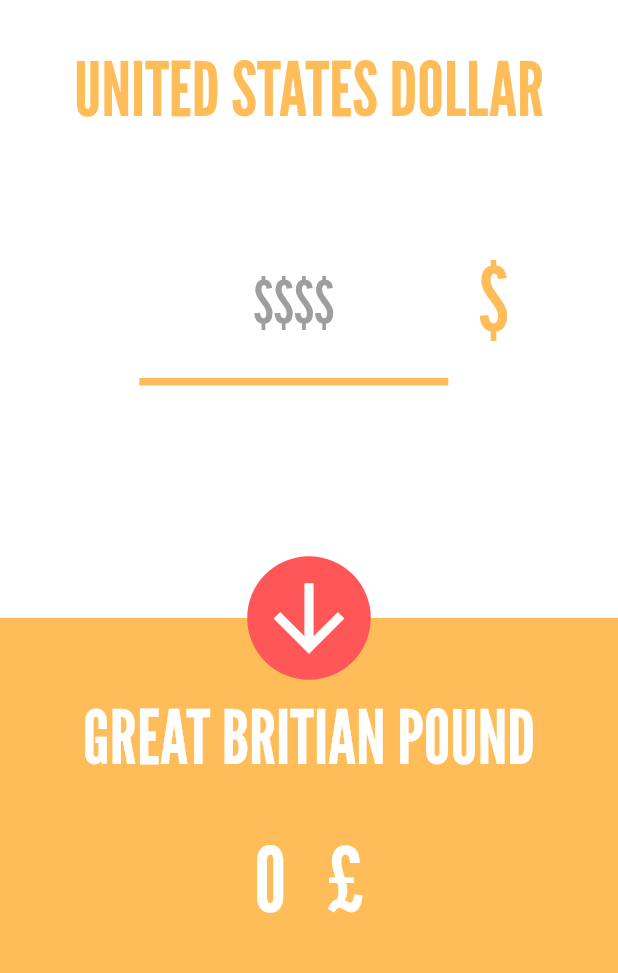
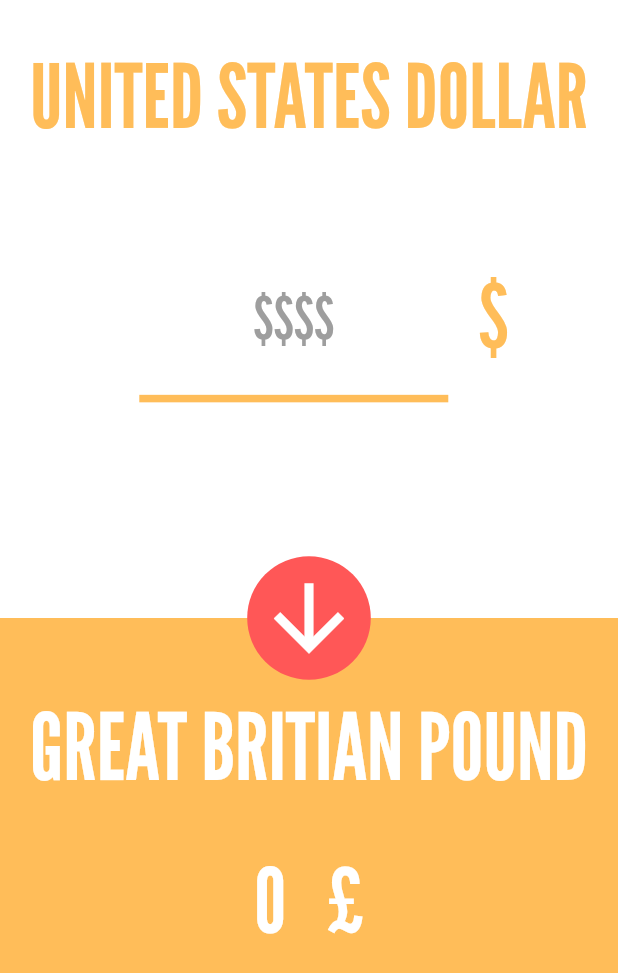
Before and after one commit to AasharWahla/currency_converter, a Flutter app: the screen it shows after launch, on a phone screen of 412 x 824 dp. Shown: the top 973 px of the screen. Run offline on Flutter 3.47's test engine with Material 2 defaults, Android fonts, the phone set to English and light mode, and no system bars.

Commit message:
screenshot added

```diff
--- a/lib/main.dart
+++ b/lib/main.dart
@@ -1,7 +1,12 @@
 import 'package:flutter/material.dart';
 import './widgets/backgroud.dart';
+import 'package:flutter/services.dart';
 
-void main() => runApp(MyApp());
+void main(){
+  //SystemChrome.setPreferredOrientations([DeviceOrientation.portraitUp]);
+  runApp(MyApp());
+
+}
 
 class MyApp extends StatelessWidget {
   // This widget is the root of your application.
@@ -10,9 +15,6 @@ class MyApp extends StatelessWidget {
     return MaterialApp(
       debugShowCheckedModeBanner: false,
       title: 'Currency Converter',
-      theme: ThemeData(
-        primarySwatch: Colors.blue,
-      ),
       home: MyHomePage(),
     );
   }
@@ -24,6 +26,14 @@ class MyHomePage extends StatefulWidget {
 
 class _MyHomePageState extends State<MyHomePage> {
   @override
+  void initState(){
+    super.initState();
+    SystemChrome.setPreferredOrientations([
+      DeviceOrientation.portraitUp,
+      DeviceOrientation.portraitDown,
+    ]);
+  }
+  @override
   Widget build(BuildContext context) {
     return Scaffold(
         body: Background(
--- a/lib/widgets/backgroud.dart
+++ b/lib/widgets/backgroud.dart
@@ -38,11 +38,16 @@ class _BackgroundState extends State<Background> {
              ),
              child: Column(
                children: <Widget>[
-                 Text('UNITED STATES DOLLAR',
+                 Container(
+                   margin: EdgeInsets.fromLTRB(20, 0, 20, 0),
+                   child: FittedBox(
+                     child: Text('UNITED STATES DOLLAR',
                        style: TextStyle(
                            color: Color(0xFFFFBD59),
-                       fontSize: 50,
+                           fontSize:1000,
                            fontFamily: 'LeagueGothic'),
+                     ),
+                   ),
                  ),
                  Row(
                    mainAxisAlignment: MainAxisAlignment.center,
@@ -99,11 +104,16 @@ class _BackgroundState extends State<Background> {
              width: double.infinity,
              child: Column(
                children: <Widget>[
-                 Text('GREAT BRITIAN POUND',
+                 Container(
+                   margin: EdgeInsets.fromLTRB(20, 0, 20, 0),
+                   child: FittedBox(
+                     child: Text('GREAT BRITIAN POUND',
                        style: TextStyle(
                            color: Colors.white,
-                       fontSize: 50,
+                           fontSize: 1000,
                            fontFamily: 'LeagueGothic',
+                       ),
+                     ),
                    ),
                  ),
                  SizedBox(
```
Also changed, not shown: 1 other file. Lines whose indentation alone changed are shown as unchanged.
